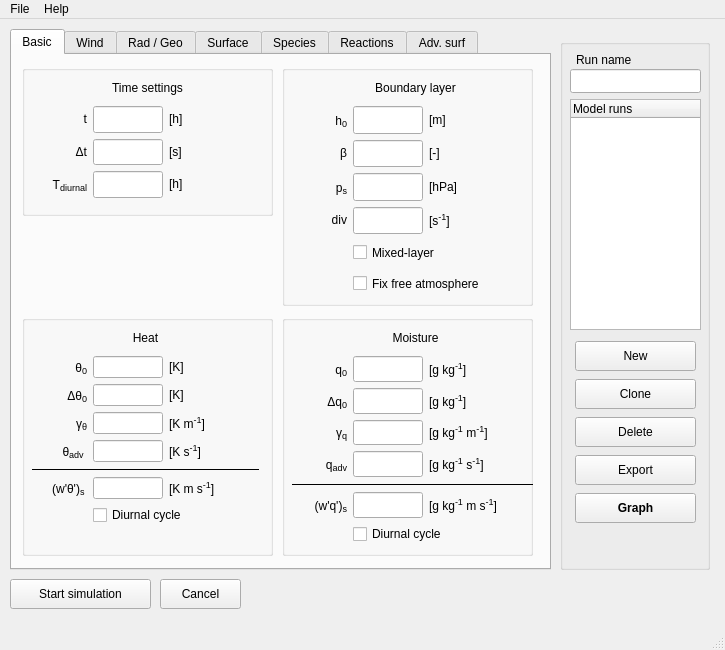
Old version of the form mainwindow.ui in the repository classmodel/modelgui.
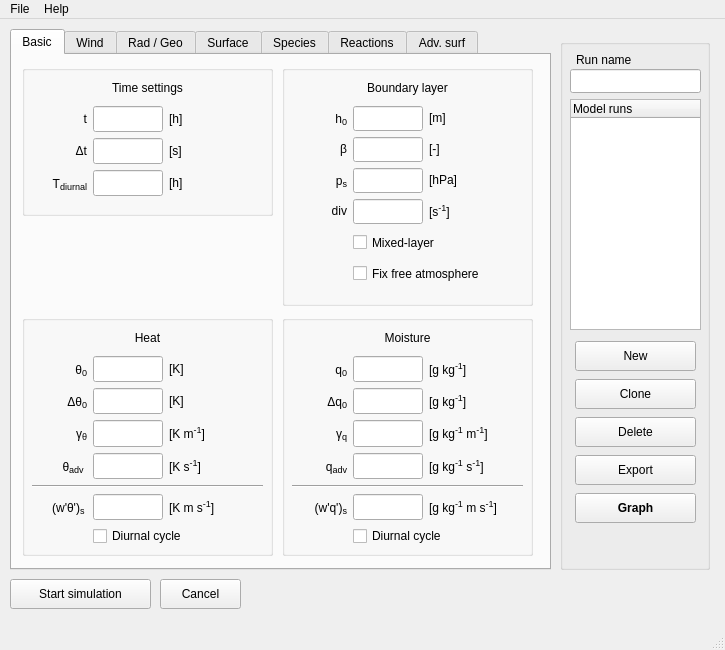
New version of the form.

Commit message: minor adjustments height/width input fields; change line type of separation lines

Patch:
```diff
--- a/mainwindow.ui
+++ b/mainwindow.ui
@@ -93,7 +93,7 @@
          <x>10</x>
          <y>10</y>
          <width>231</width>
-         <height>123</height>
+         <height>121</height>
         </rect>
        </property>
        <layout class="QGridLayout" name="modelsettings_grid" columnstretch="0,0,0" columnminimumwidth="0,0,0">
@@ -368,12 +368,12 @@
          <x>10</x>
          <y>10</y>
          <width>231</width>
-         <height>219</height>
+         <height>221</height>
         </rect>
        </property>
        <layout class="QGridLayout" name="heat_grid" columnstretch="1,0,1" columnminimumwidth="50,0,90">
         <property name="sizeConstraint">
-         <enum>QLayout::SetFixedSize</enum>
+         <enum>QLayout::SetMinimumSize</enum>
         </property>
         <item row="1" column="0">
          <widget class="QLabel" name="label_heat_theta">
@@ -789,7 +789,7 @@
         <item row="5" column="0" colspan="3">
          <widget class="Line" name="line_2">
           <property name="frameShadow">
-           <enum>QFrame::Plain</enum>
+           <enum>QFrame::Sunken</enum>
           </property>
           <property name="orientation">
            <enum>Qt::Horizontal</enum>
@@ -816,8 +816,8 @@
         <rect>
          <x>10</x>
          <y>10</y>
-         <width>247</width>
-         <height>221</height>
+         <width>231</width>
+         <height>211</height>
         </rect>
        </property>
        <layout class="QGridLayout" name="ml_grid" columnstretch="1,0,1" columnminimumwidth="50,0,90">
@@ -1216,8 +1216,8 @@
         <rect>
          <x>10</x>
          <y>10</y>
-         <width>247</width>
-         <height>219</height>
+         <width>231</width>
+         <height>221</height>
         </rect>
        </property>
        <layout class="QGridLayout" name="moisture_grid" columnstretch="1,0,1" columnminimumwidth="50,0,90">
@@ -1637,7 +1637,7 @@
         <item row="5" column="0" colspan="3">
          <widget class="Line" name="line_3">
           <property name="frameShadow">
-           <enum>QFrame::Plain</enum>
+           <enum>QFrame::Sunken</enum>
           </property>
           <property name="orientation">
            <enum>Qt::Horizontal</enum>
```
Left out of the diff: 48 changed lines with no effect on the pictures.
